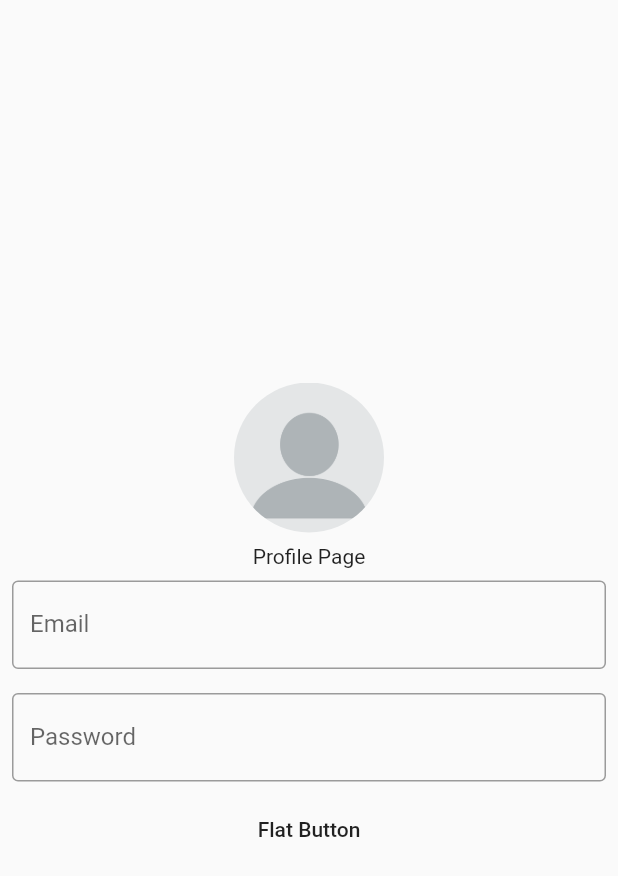
After one commit to matthewjames/TYFT_Flutter, a Flutter app: the ProfilePage screen opened directly, on a phone screen of 412 x 824 dp. The commit adds this screen. Shown: the top 876 px of the screen. Run offline on Flutter 3.47's test engine with Material 2 defaults, Android fonts, the phone set to English and light mode, and no system bars; our stand-ins replace charts_flutter, firebase_auth, firebase_database, table_calendar; missing offline and left inert: custom_navigator; accounts and stored records are empty.

Commit message:
Added ProfilePage

```diff
--- a/lib/main.dart
+++ b/lib/main.dart
@@ -1,6 +1,7 @@
 import 'package:flutter/material.dart';
 import 'package:tyft_f/page_create_shift_record.dart';
 import 'package:tyft_f/page_dashboard.dart';
+import 'package:tyft_f/page_profile.dart';
 import 'package:tyft_f/page_shift_log.dart';
 import 'package:tyft_f/page_tip_out_calculator.dart';
 import 'package:custom_navigator/custom_scaffold.dart';
@@ -33,8 +34,13 @@ class MyHomePage extends StatefulWidget {
 class _MyHomePageState extends State<MyHomePage> {
   int _selectedIndex = 0;
 
-  List<Widget> _pages = [DashboardPage(title: "Dashboard"), TipOutCalculatorPage(title: "Tip Out Calculator"), ShiftLogPage(title: "Shift Log")];
-  static List<String> _titles = ["Dashboard", "Tip Out Calculator", "Shift Log"];
+  List<Widget> _pages = [
+    DashboardPage(title: "Dashboard"),
+    TipOutCalculatorPage(title: "Tip Out Calculator"),
+    ShiftLogPage(title: "Shift Log"),
+    ProfilePage(title: "Profile")
+  ];
+  static List<String> _titles = ["Dashboard", "Tip Out Calculator", "Shift Log", "Profile"];
   static String currentTitle = _titles[0];
 
   void _onItemTapped(int index) {
@@ -56,6 +62,7 @@ class _MyHomePageState extends State<MyHomePage> {
           items: _items,
           currentIndex: _selectedIndex,
           selectedItemColor: Colors.amber[800],
+          unselectedItemColor: Colors.black26,
           onTap: _onItemTapped,
         ),
       ),
@@ -76,5 +83,9 @@ class _MyHomePageState extends State<MyHomePage> {
     icon: Icon(Icons.calendar_today),
     title: Text('Shift Log'),
     ),
+    BottomNavigationBarItem(
+      icon: Icon(Icons.account_circle),
+      title: Text('Profile'),
+    ),
   ];
 }
--- a/lib/page_dashboard.dart
+++ b/lib/page_dashboard.dart
@@ -50,7 +50,7 @@ class _DashboardPageState extends State<DashboardPage> {
         body: Column(
               mainAxisAlignment: MainAxisAlignment.center ,
               children: <Widget>[
-                Expanded(child: chart),
+                Expanded(child: Card(child: chart)),
               ]
         )
     );
--- /dev/null
+++ b/lib/page_profile.dart
@@ -0,0 +1,83 @@
+import 'package:flutter/material.dart';
+
+class ProfilePage extends StatefulWidget {
+  ProfilePage({Key key, this.title}) : super(key: key);
+
+  static const String routeName = "/ProfilePage";
+
+  final String title;
+
+  @override
+  _ProfilePageState createState() => new _ProfilePageState();
+}
+
+/// // 1. After the page has been created, register it with the app routes
+/// routes: <String, WidgetBuilder>{
+///   ProfilePage.routeName: (BuildContext context) => new ProfilePage(title: "ProfilePage"),
+/// },
+///
+/// // 2. Then this could be used to navigate to the page.
+/// Navigator.pushNamed(context, ProfilePage.routeName);
+///
+
+class _ProfilePageState extends State<ProfilePage> {
+  @override
+  Widget build(BuildContext context) {
+    return new Scaffold(
+      body: Center(child:
+          Column(
+            mainAxisAlignment: MainAxisAlignment.center,
+            children: <Widget>[
+              Row(
+                mainAxisAlignment: MainAxisAlignment.center,
+                children: <Widget>[
+                  Padding(
+                    padding: const EdgeInsets.all(8.0),
+                    child: new Container(
+                        width: 100.0,
+                        height: 100.0,
+                        decoration: new BoxDecoration(
+                            shape: BoxShape.circle,
+                            image: new DecorationImage(
+                                fit: BoxFit.fill,
+                                image: AssetImage("assets/blank_profile_image.png")
+                            )
+                        )),
+                  ),
+                ]
+              ),
+              new Container(child: Text("Profile Page")),
+              Padding(
+                padding: EdgeInsets.all(8.0),
+                child: TextField(
+                  obscureText: false,
+                  decoration: InputDecoration(
+                    border: OutlineInputBorder(),
+                    labelText: 'Email',
+                  ),
+                ),
+              ),
+              Padding(
+                padding: EdgeInsets.all(8.0),
+                child: TextField(
+                  obscureText: true,
+                  decoration: InputDecoration(
+                    border: OutlineInputBorder(),
+                    labelText: 'Password',
+                  ),
+                ),
+              ),
+              FlatButton(
+                onPressed: () {
+
+                },
+                child: Text(
+                  "Flat Button",
+                ),
+              ),
+            ],
+          ),
+      )
+    );
+  }
+}
--- a/pubspec.yaml
+++ b/pubspec.yaml
@@ -29,6 +29,7 @@ dependencies:
   firebase_database: ^3.1.3
   charts_flutter: ^0.9.0
   charts_common: ^0.9.0
+  page_indicator: ^0.3.0
   syncfusion_flutter_charts: ^17.3.26
 
 dev_dependencies:
@@ -52,7 +53,8 @@ flutter:
   uses-material-design: true
 
   # To add assets to your application, add an assets section, like this:
-  # assets:
+  assets:
+    - assets/blank_profile_image.png
   #  - images/a_dot_burr.jpeg
   #  - images/a_dot_ham.jpeg
 
```
Also changed, not shown: assets/blank_profile_image.png (added), pubspec.lock.
